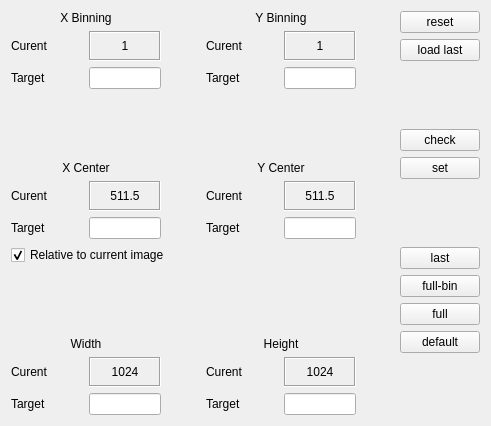
The window that gui/widgets/roi/roi.ui (magao-x/MagAOX) describes before a commit, drawn with Qt 5.
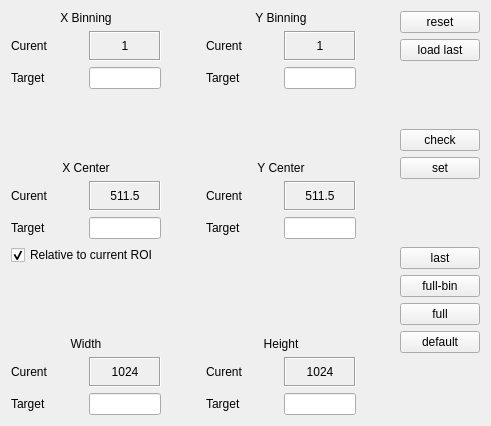
The same window after the commit. Icons and pictures are not drawn. Custom widgets are drawn as their Qt base class.

Commit message:
Show ROI apply progress and clarify relative entry label
Co-authored by  GPT-6

Diff of the .ui file:
```diff
--- a/gui/widgets/roi/roi.ui
+++ b/gui/widgets/roi/roi.ui
@@ -498,7 +498,7 @@
      <item>
       <widget class="QCheckBox" name="check_relative">
        <property name="text">
-        <string>Relative to current image</string>
+        <string>Relative to current ROI</string>
        </property>
        <property name="focusPolicy">
         <enum>Qt::NoFocus</enum>
```
The commit also changes 3 other files.
